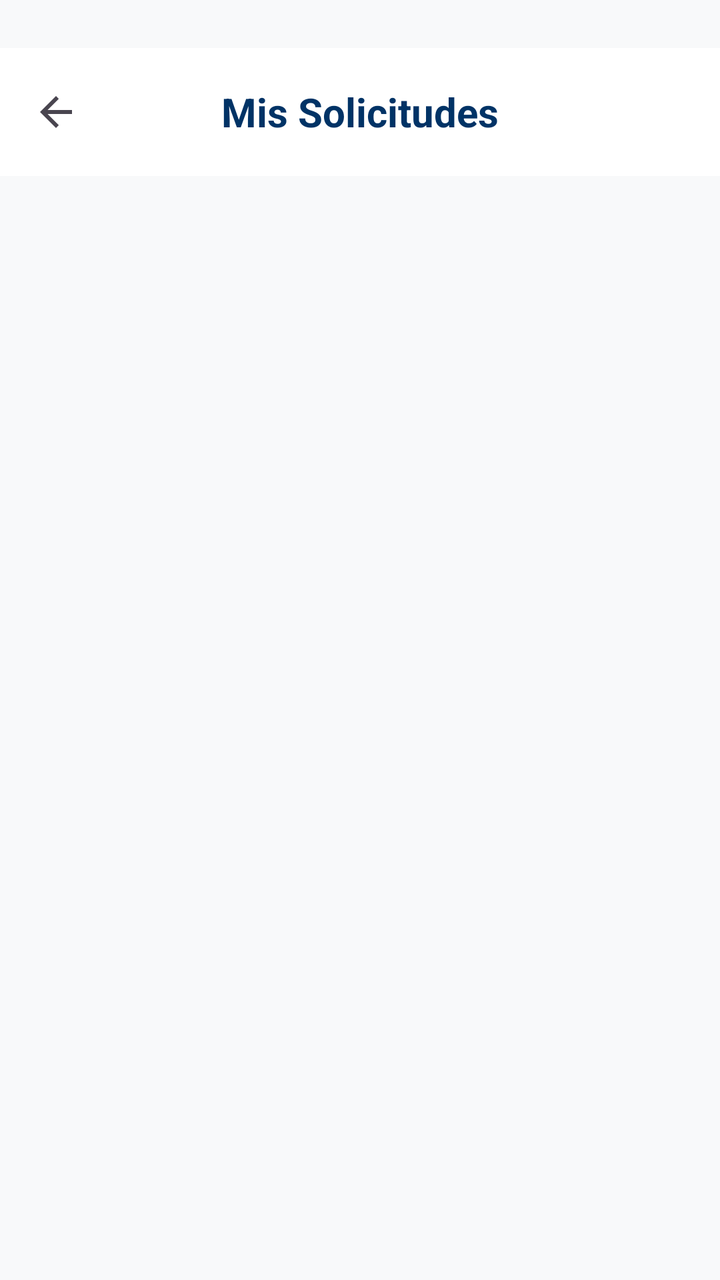
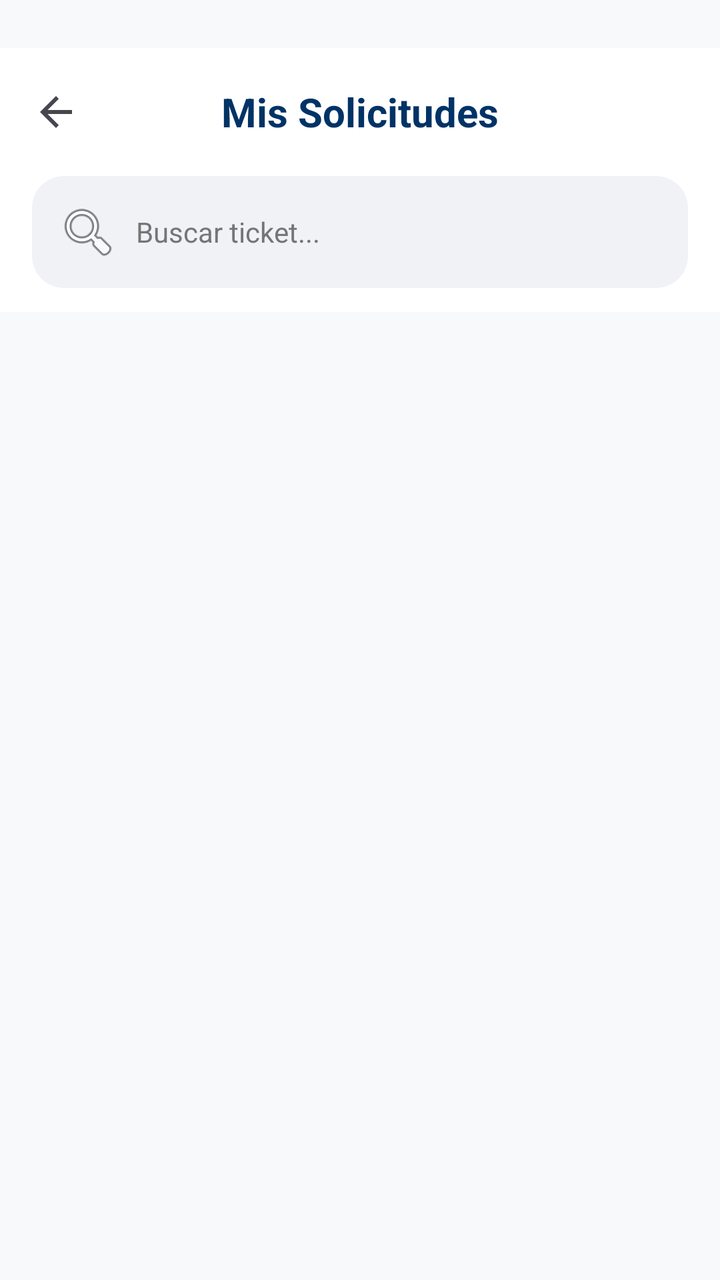

Screens rendered from an Android XML layout before and after an edit, with the pre-edit source and the edit as a unified diff.
<!-- AndroidManifest.xml: application theme Theme.HelpStream_Mobile -->
<!-- res/layout/activity_mis_solicitudes.xml -->
<?xml version="1.0" encoding="utf-8"?>
<LinearLayout xmlns:android="http://schemas.android.com/apk/res/android"
    xmlns:app="http://schemas.android.com/apk/res-auto"
    android:layout_width="match_parent"
    android:layout_height="match_parent"
    android:fitsSystemWindows="true"
    android:background="#F8F9FA"
    android:orientation="vertical">

    <com.google.android.material.appbar.AppBarLayout
        android:layout_width="match_parent"
        android:layout_height="wrap_content"
        android:layout_marginTop="24dp"
        android:background="#FFFFFF">

        <androidx.appcompat.widget.Toolbar
            android:id="@+id/toolbar"
            android:layout_width="match_parent"
            android:layout_height="?attr/actionBarSize"
            app:navigationIcon="?attr/homeAsUpIndicator">

            <TextView
                android:layout_width="wrap_content"
                android:layout_height="wrap_content"
                android:layout_gravity="center"
                android:text="Mis Solicitudes"
                android:textColor="#003366"
                android:textSize="20sp"
                android:textStyle="bold" />

        </androidx.appcompat.widget.Toolbar>

    </com.google.android.material.appbar.AppBarLayout>

    <androidx.recyclerview.widget.RecyclerView
        android:id="@+id/rvMisSolicitudes"
        android:layout_width="match_parent"
        android:layout_height="match_parent"
        android:clipToPadding="false"
        android:paddingTop="8dp"
        android:paddingBottom="16dp" />

</LinearLayout>
<!-- resources referenced by this layout -->
<resources>
  <style name="Theme.HelpStream_Mobile" parent="Base.Theme.HelpStream_Mobile" />
  <style name="Base.Theme.HelpStream_Mobile" parent="Theme.Material3.DayNight.NoActionBar">
          
          
      </style>
</resources>

<!-- the commit's change to res/layout/activity_mis_solicitudes.xml (unified diff, before → after) -->
@@ -30,6 +30,22 @@
 
         </androidx.appcompat.widget.Toolbar>
 
+        <EditText
+            android:id="@+id/etSearch"
+            android:layout_width="match_parent"
+            android:layout_height="wrap_content"
+            android:layout_marginHorizontal="16dp"
+            android:layout_marginBottom="12dp"
+            android:background="@drawable/bg_rounded_gray"
+            android:drawableStart="@android:drawable/ic_menu_search"
+            android:drawablePadding="8dp"
+            android:hint="Buscar ticket..."
+            android:inputType="text"
+            android:padding="12dp"
+            android:textColor="#000000"
+            android:textColorHint="#757575"
+            android:textSize="14sp" />
+
     </com.google.android.material.appbar.AppBarLayout>
 
     <androidx.recyclerview.widget.RecyclerView
<!-- resource entries referenced after the edit -->
@@ -1,5 +1,11 @@
 <!-- resources referenced by this layout -->
 <resources>
+  <!-- drawable bg_rounded_gray (drawable) -->
+  <?xml version="1.0" encoding="utf-8"?>
+  <shape xmlns:android="http://schemas.android.com/apk/res/android">
+      <solid android:color="#F0F2F5" />
+      <corners android:radius="16dp" />
+  </shape>
   <style name="Theme.HelpStream_Mobile" parent="Base.Theme.HelpStream_Mobile" />
   <style name="Base.Theme.HelpStream_Mobile" parent="Theme.Material3.DayNight.NoActionBar">
           
